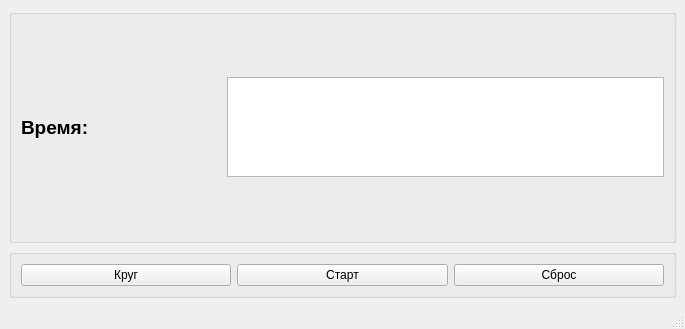
Above: Qt/Lesson_5/mainwindow.ui from MoroSkoro/origin before the change. Below: the same form after it.
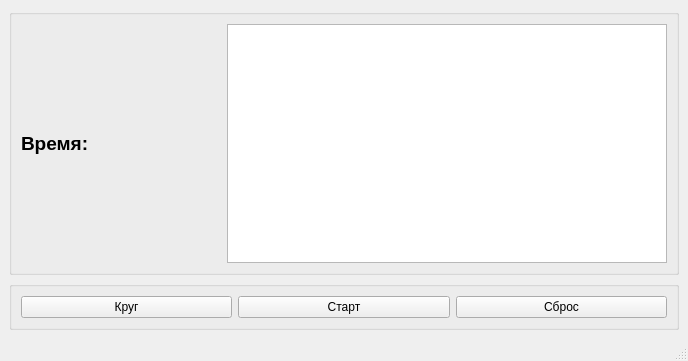
That is the form after the change.

```diff
--- a/Qt/Lesson_5/mainwindow.ui
+++ b/Qt/Lesson_5/mainwindow.ui
@@ -6,8 +6,8 @@
    <rect>
     <x>0</x>
     <y>0</y>
-    <width>685</width>
-    <height>329</height>
+    <width>688</width>
+    <height>361</height>
    </rect>
   </property>
   <property name="windowTitle">
@@ -72,7 +72,7 @@
          <property name="maximumSize">
           <size>
            <width>16777215</width>
-           <height>100</height>
+           <height>16777</height>
           </size>
          </property>
          <property name="font">
```
Left out of the diff: 2 changed lines with no effect on the pictures.
